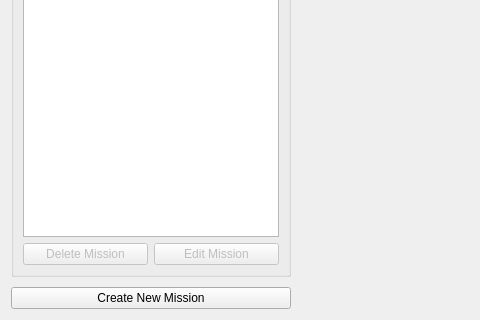
The window that UI/Preflight1/pre1_design.ui (cmpe-DroneLab/GeoFly3D) describes before a commit, drawn with Qt 5; both pictures show x 0 to 480 and y 448 to 768 of the 1024 by 768 pixel window.
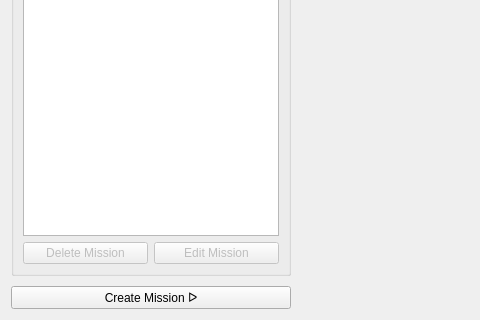
The same window after the commit.

Diff of the .ui file:
```diff
--- a/UI/Preflight1/pre1_design.ui
+++ b/UI/Preflight1/pre1_design.ui
@@ -103,7 +103,7 @@
      <item>
       <widget class="QPushButton" name="btn_create_mission">
        <property name="text">
-        <string>Create New Mission</string>
+        <string>Create Mission ᐅ</string>
        </property>
       </widget>
      </item>
```
